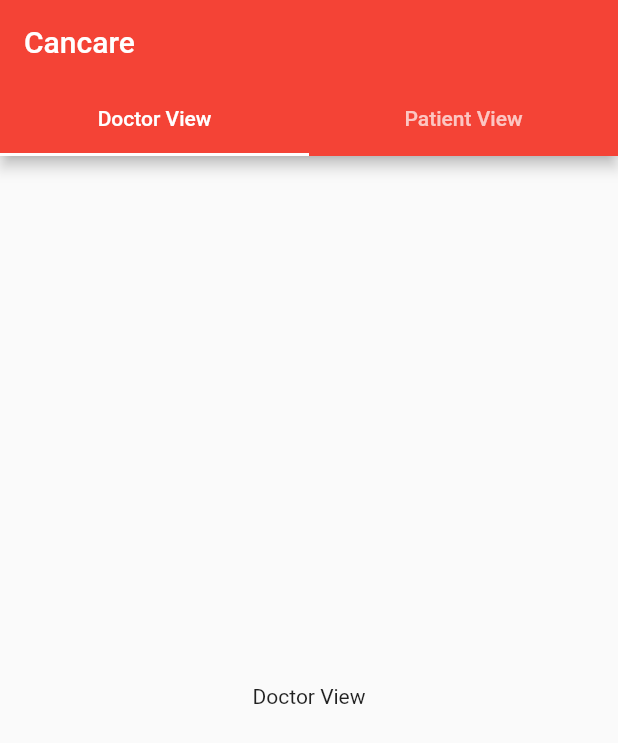
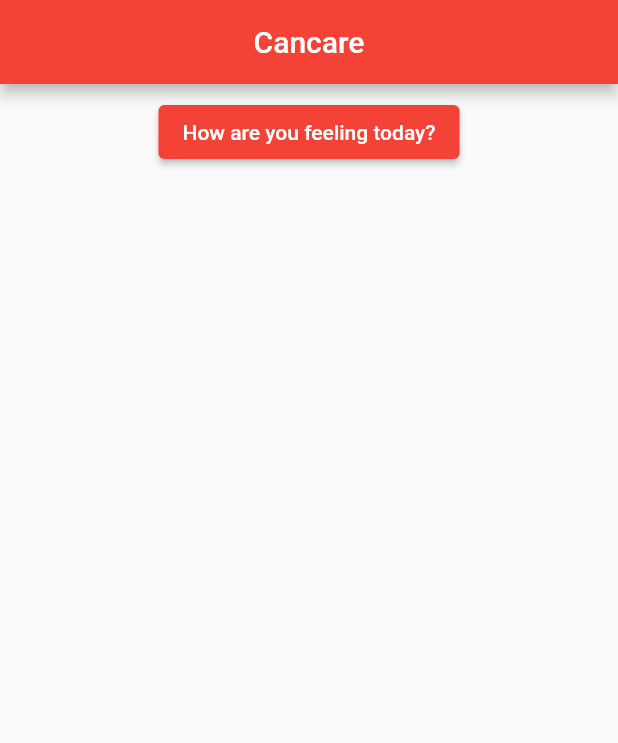
Before and after one commit to DEboy2007/Cancare, a Flutter app: the screen it shows after launch, on a phone screen of 412 x 824 dp. Shown: the top 743 px of the screen. Run offline on Flutter 3.47's test engine with Material 2 defaults, Android fonts, the light colour scheme and no system bars; our stand-ins replace cloud_firestore, firebase_auth, firebase_core; accounts and stored records are empty.

Commit message:
Finished a basic UI with firebase and flutter
Time to hopefully make the full UI

```diff
--- a/cancare/lib/main.dart
+++ b/cancare/lib/main.dart
@@ -17,6 +17,17 @@ Future main() async {
 class MyApp extends StatelessWidget {
   @override
   Widget build(BuildContext context) {
+    return MaterialApp(home: MyHome());
+  }
+}
+
+class MyHome extends StatefulWidget {
+  @override
+  _MyHomeState createState() => _MyHomeState();
+}
+
+class _MyHomeState extends State<MyHome> {
+  Widget build(BuildContext context) {
     return MaterialApp(
       theme: ThemeData(
         primarySwatch: Colors.red,
@@ -25,46 +36,8 @@ class MyApp extends StatelessWidget {
         length: 2,
         child: Scaffold(
           appBar: AppBar(
-            bottom: TabBar(
-              tabs: [
-                Tab(text: 'Doctor View'),
-                Tab(text: 'Patient View'),
-              ],
-            ),
-            title: Text('Cancare'),
-          ),
-          body: TabBarView(
-            children: [
-              DoctorView(),
-              PatientView(),
-            ],
-          ),
-        ),
-      ),
-    );
-  }
-}
-
-class DoctorView extends StatelessWidget {
-  @override
-  Widget build(BuildContext context) {
-    return Center(
-      child: Text('Doctor View'),
-    );
-  }
-}
-
-class PatientView extends StatefulWidget {
-  @override
-  _PatientViewState createState() => _PatientViewState();
-}
-
-class _PatientViewState extends State<PatientView> {
-  @override
-  Widget build(BuildContext context) {
-    return Scaffold(
-      appBar: AppBar(
-        title: Text("How are you feeling today?"),
+            centerTitle: true,
+            title: Text("Cancare"),
           ),
           body: Scrollbar(
               child: Column(
@@ -72,7 +45,7 @@ class _PatientViewState extends State<PatientView> {
               Padding(
                 padding: const EdgeInsets.all(8.0),
                 child: ElevatedButton(
-              child: Text("Input Form"),
+                  child: Text("How are you feeling today?"),
                   onPressed: () {
                     Navigator.push(
                       context,
@@ -93,8 +66,8 @@ class _PatientViewState extends State<PatientView> {
                       child: ListView(
                         children: snapshot.data!.docs.map((document) {
                           return ListTile(
-                        title:
-                            Text("Medication: " + document['medicationName']),
+                            title: Text(
+                                "Medication: " + document['medicationName']),
                             subtitle: Text("Side effect: " +
                                 document['sideEffect'] +
                                 "\nMood: " +
@@ -112,6 +85,8 @@ class _PatientViewState extends State<PatientView> {
               ),
             ],
           )),
+        ),
+      ),
     );
   }
 }
@@ -131,6 +106,7 @@ class _InputFormState extends State<InputForm> {
   Widget build(BuildContext context) {
     return Scaffold(
       appBar: AppBar(
+        backgroundColor: Colors.red,
         title: Text("Input Form"),
       ),
       body: Padding(
```
Also changed, not shown: cancare/lib/Medicines.dart (added). Lines whose indentation alone changed are shown as unchanged.
